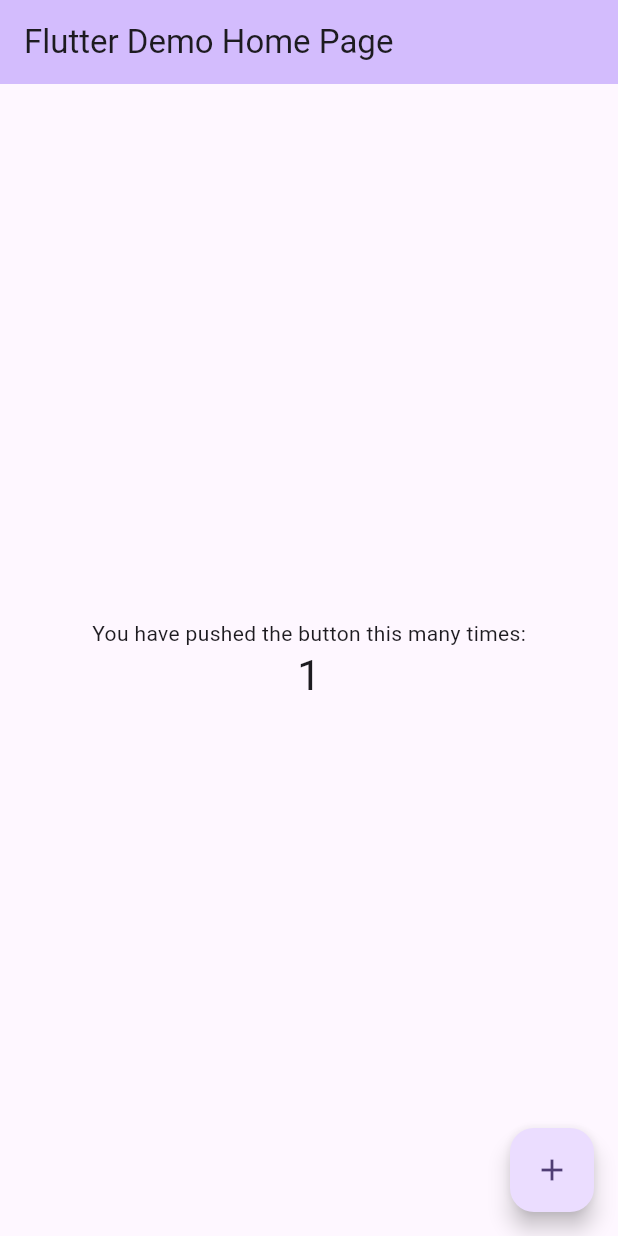
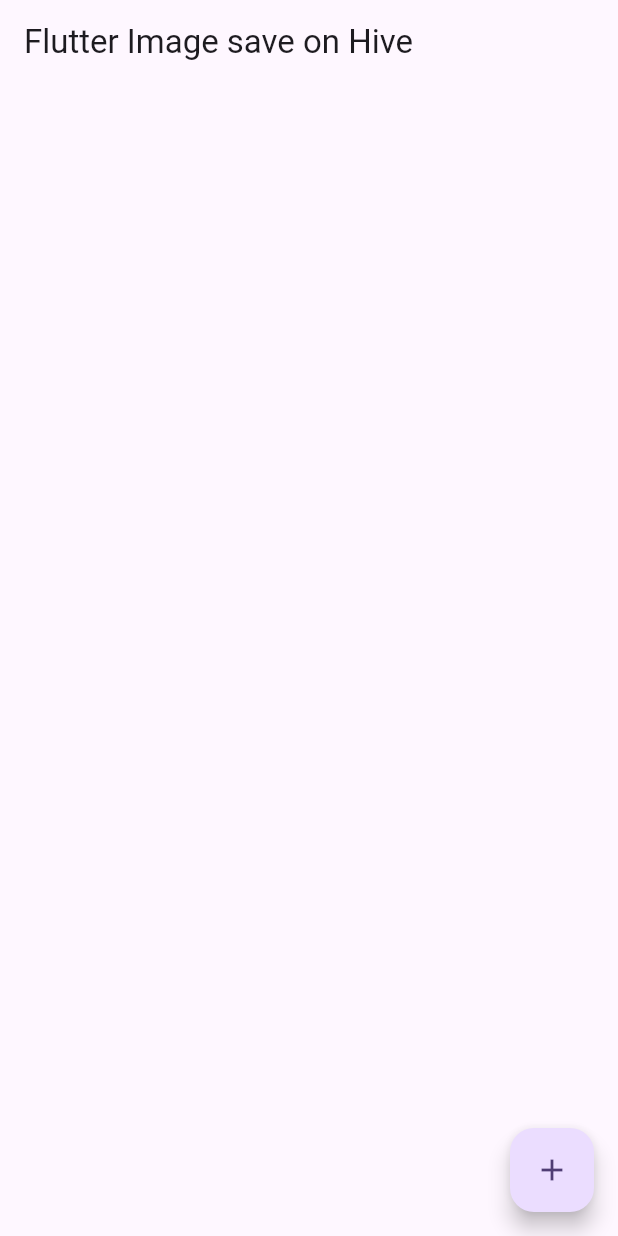
Before and after one commit to DevAiKaiSys/flutter-tutorials, a Flutter app: the MyHomePage screen opened directly, after a tap on the "add" icon, on a phone screen of 412 x 824 dp. Run offline on Flutter 3.47's test engine with Material 3 defaults, Android fonts, the phone set to English and light mode, and no system bars; our stand-ins replace get_it, google_fonts, hive, hive_flutter, image_picker, isar and 2 more; accounts and stored records are empty; generated files the repository leaves out were written again.

Commit message:
init UI & image pinker button

```diff
--- a/Learn/store_image_in_local_database/lib/main.dart
+++ b/Learn/store_image_in_local_database/lib/main.dart
@@ -1,4 +1,5 @@
 import 'package:flutter/material.dart';
+import 'package:image_picker/image_picker.dart';
 
 void main() {
   runApp(const MyApp());
@@ -7,46 +8,21 @@ void main() {
 class MyApp extends StatelessWidget {
   const MyApp({super.key});
 
-  // This widget is the root of your application.
   @override
   Widget build(BuildContext context) {
     return MaterialApp(
-      title: 'Flutter Demo',
+      title: 'Flutter Image save on Hive',
       theme: ThemeData(
-        // This is the theme of your application.
-        //
-        // TRY THIS: Try running your application with "flutter run". You'll see
-        // the application has a purple toolbar. Then, without quitting the app,
-        // try changing the seedColor in the colorScheme below to Colors.green
-        // and then invoke "hot reload" (save your changes or press the "hot
-        // reload" button in a Flutter-supported IDE, or press "r" if you used
-        // the command line to start the app).
-        //
-        // Notice that the counter didn't reset back to zero; the application
-        // state is not lost during the reload. To reset the state, use hot
-        // restart instead.
-        //
-        // This works for code too, not just values: Most code changes can be
-        // tested with just a hot reload.
         colorScheme: ColorScheme.fromSeed(seedColor: Colors.deepPurple),
         useMaterial3: true,
       ),
-      home: const MyHomePage(title: 'Flutter Demo Home Page'),
+      home: const MyHomePage(title: 'Flutter Image save on Hive'),
     );
   }
 }
 
 class MyHomePage extends StatefulWidget {
   const MyHomePage({super.key, required this.title});
-
-  // This widget is the home page of your application. It is stateful, meaning
-  // that it has a State object (defined below) that contains fields that affect
-  // how it looks.
-
-  // This class is the configuration for the state. It holds the values (in this
-  // case the title) provided by the parent (in this case the App widget) and
-  // used by the build method of the State. Fields in a Widget subclass are
-  // always marked "final".
 
   final String title;
 
@@ -55,71 +31,24 @@ class MyHomePage extends StatefulWidget {
 }
 
 class _MyHomePageState extends State<MyHomePage> {
-  int _counter = 0;
-
-  void _incrementCounter() {
-    setState(() {
-      // This call to setState tells the Flutter framework that something has
-      // changed in this State, which causes it to rerun the build method below
-      // so that the display can reflect the updated values. If we changed
-      // _counter without calling setState(), then the build method would not be
-      // called again, and so nothing would appear to happen.
-      _counter++;
-    });
+  @override
+  Widget build(BuildContext context) {
+    return Scaffold(
+      appBar: AppBar(
+        title: Text(widget.title),
+      ),
+      body: Container(),
+      floatingActionButton: FloatingActionButton(
+        onPressed: _pickImage,
+        tooltip: 'Increment',
+        child: const Icon(Icons.add),
+      ),
+    );
   }
 
-  @override
-  Widget build(BuildContext context) {
-    // This method is rerun every time setState is called, for instance as done
-    // by the _incrementCounter method above.
-    //
-    // The Flutter framework has been optimized to make rerunning build methods
-    // fast, so that you can just rebuild anything that needs updating rather
-    // than having to individually change instances of widgets.
-    return Scaffold(
-      appBar: AppBar(
-        // TRY THIS: Try changing the color here to a specific color (to
-        // Colors.amber, perhaps?) and trigger a hot reload to see the AppBar
-        // change color while the other colors stay the same.
-        backgroundColor: Theme.of(context).colorScheme.inversePrimary,
-        // Here we take the value from the MyHomePage object that was created by
-        // the App.build method, and use it to set our appbar title.
-        title: Text(widget.title),
-      ),
-      body: Center(
-        // Center is a layout widget. It takes a single child and positions it
-        // in the middle of the parent.
-        child: Column(
-          // Column is also a layout widget. It takes a list of children and
-          // arranges them vertically. By default, it sizes itself to fit its
-          // children horizontally, and tries to be as tall as its parent.
-          //
-          // Column has various properties to control how it sizes itself and
-          // how it positions its children. Here we use mainAxisAlignment to
-          // center the children vertically; the main axis here is the vertical
-          // axis because Columns are vertical (the cross axis would be
-          // horizontal).
-          //
-          // TRY THIS: Invoke "debug painting" (choose the "Toggle Debug Paint"
-          // action in the IDE, or press "p" in the console), to see the
-          // wireframe for each widget.
-          mainAxisAlignment: MainAxisAlignment.center,
-          children: <Widget>[
-            const Text(
-              'You have pushed the button this many times:',
-            ),
-            Text(
-              '$_counter',
-              style: Theme.of(context).textTheme.headlineMedium,
-            ),
-          ],
-        ),
-      ),
-      floatingActionButton: FloatingActionButton(
-        onPressed: _incrementCounter,
-        tooltip: 'Increment',
-        child: const Icon(Icons.add),
-      ), // This trailing comma makes auto-formatting nicer for build methods.
-    );
+  Future<void> _pickImage() async {
+    ImagePicker imagePicker = ImagePicker();
+    XFile? image = await imagePicker.pickImage(source: ImageSource.gallery);
+    if (image == null) return;
   }
 }
--- a/Learn/store_image_in_local_database/pubspec.yaml
+++ b/Learn/store_image_in_local_database/pubspec.yaml
@@ -40,6 +40,7 @@ dependencies:
   isar: ^3.1.0+1
   isar_flutter_libs: ^3.1.0+1
   path_provider: ^2.1.3
+  image_picker: ^1.1.1
 
 dev_dependencies:
   flutter_test:
```
Also changed, not shown: Learn/store_image_in_local_database/pubspec.lock, 6 other files.
